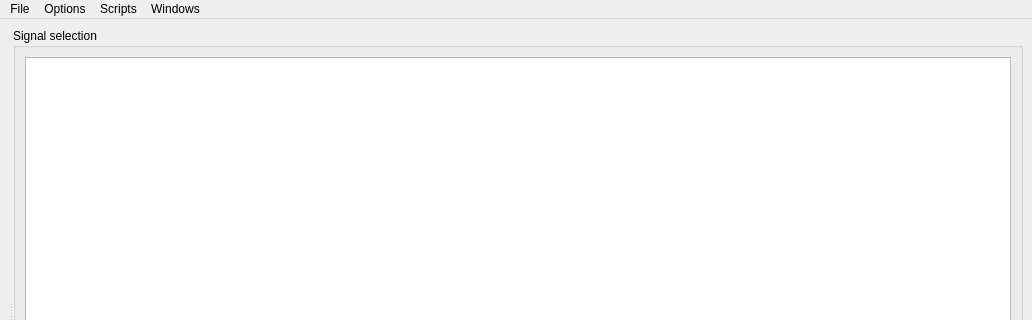
Above: gui/MainWindow.ui from sblanchet/dls before the change; both pictures show x 0 to 1032 and y 0 to 320 of the 1032 by 602 pixel window. Below: the same form after it.
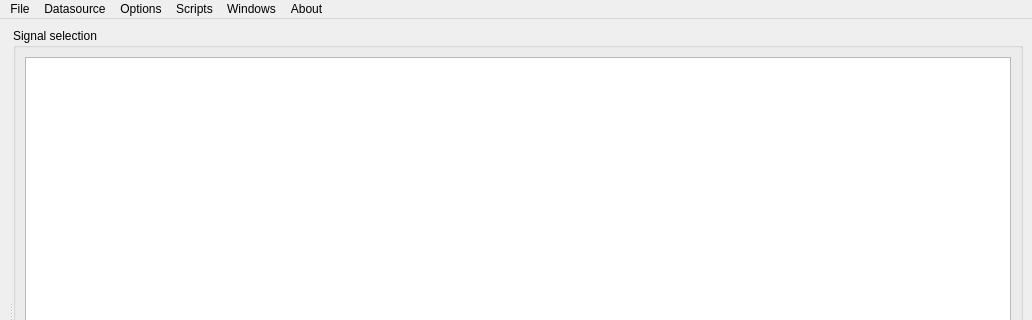
That is the form after the change. Icons and pictures are not drawn. Custom widgets are drawn as their Qt base class.

Commit message: About dialog and datasource menu.

The edit to the form file:
```diff
--- a/gui/MainWindow.ui
+++ b/gui/MainWindow.ui
@@ -68,7 +68,7 @@
      <x>0</x>
      <y>0</y>
      <width>1032</width>
-     <height>24</height>
+     <height>25</height>
     </rect>
    </property>
    <widget class="QMenu" name="menuFile">
@@ -109,10 +109,24 @@
      <string>Scripts</string>
     </property>
    </widget>
+   <widget class="QMenu" name="menuAbout">
+    <property name="title">
+     <string>About</string>
+    </property>
+    <addaction name="actionAboutDlsgui"/>
+   </widget>
+   <widget class="QMenu" name="menuDatasource">
+    <property name="title">
+     <string>Datasource</string>
+    </property>
+    <addaction name="actionAddDataSource"/>
+   </widget>
    <addaction name="menuFile"/>
+   <addaction name="menuDatasource"/>
    <addaction name="menuOptions"/>
    <addaction name="menuScripts"/>
    <addaction name="menuWindows"/>
+   <addaction name="menuAbout"/>
   </widget>
   <action name="actionClose">
    <property name="icon">
```
Left out of the diff: 28 changed lines with no effect on the pictures. The commit also changes 9 other files.
